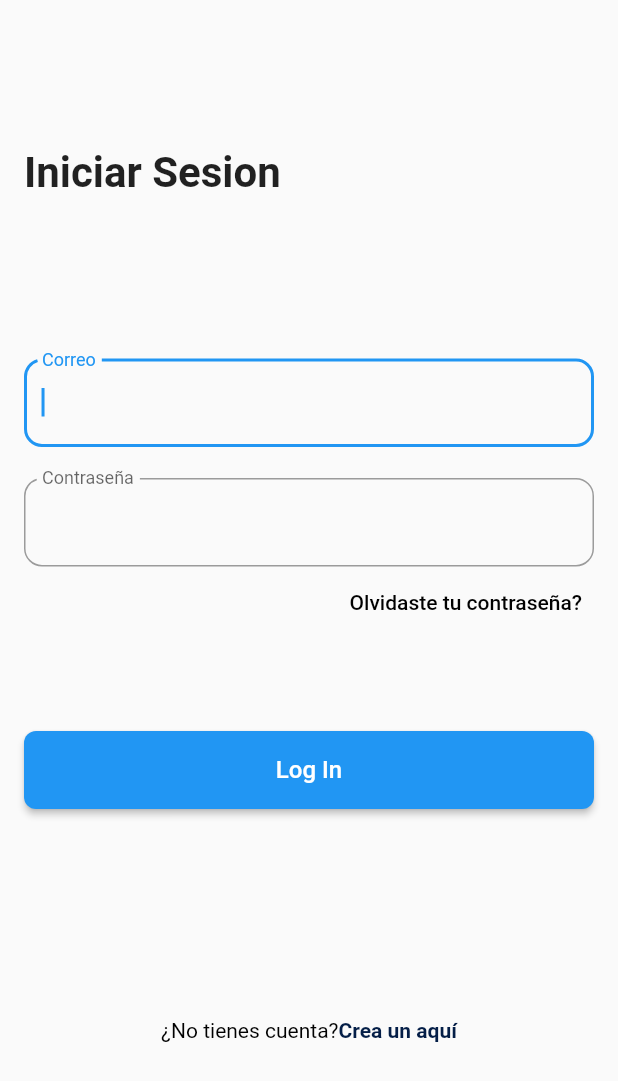
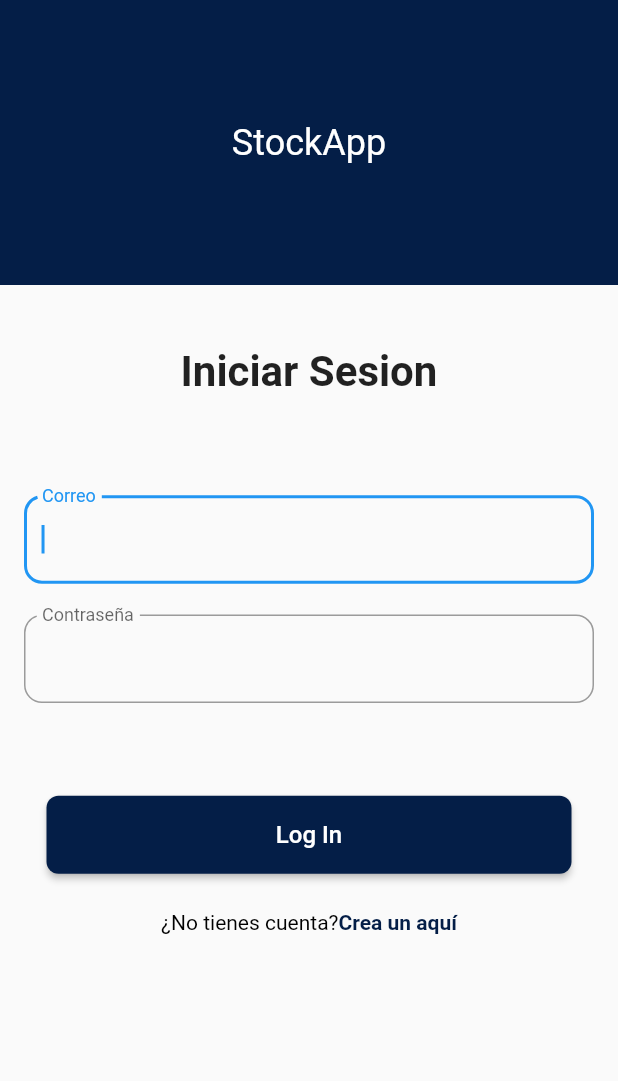
Before and after one commit to SyntexNic/stock_app, a Flutter app: the Login screen opened directly, on a phone screen of 412 x 824 dp. Shown: the top 1081 px of the screen. Run offline on Flutter 3.47's test engine with Material 2 defaults, Android fonts, the phone set to English and light mode, and no system bars.

Commit message:
que dolor de huevo el padding

```diff
--- a/lib/main.dart
+++ b/lib/main.dart
@@ -14,7 +14,8 @@ class MyApp extends StatelessWidget {
   @override
   Widget build(BuildContext context) {
     return const MaterialApp(
-        debugShowCheckedModeBanner: false,
-        home: HomePage());
+      debugShowCheckedModeBanner: false,
+      home: Login(),
+    );
   }
 }
--- a/lib/ui/pages/login/login_page.dart
+++ b/lib/ui/pages/login/login_page.dart
@@ -1,3 +1,4 @@
+import 'package:stock_app/constants/Theme.dart';
 import 'package:stock_app/ui/pages/register/register_page.dart';
 import 'package:flutter/material.dart';
 
@@ -70,11 +71,32 @@ class _Login extends State<Login> {
     double screenHeight = MediaQuery.of(context).size.height;
 
     return Scaffold(
-      body: Padding(
+      body: ListView(
+        children: [
+          Container(
+            color: ColorsApp.primary,
+            width: 400,
+            height: 190,
+            child: const Column(
+              mainAxisAlignment: MainAxisAlignment.center,
+              children: [
+                Center(
+                  child: Text(
+                    "StockApp",
+                    style: TextStyle(color: ColorsApp.white, fontSize: 24),
+                  ),
+                ),
+              ],
+            ),
+          ),
+          Container(
             padding: const EdgeInsets.symmetric(horizontal: 16),
-        child: ListView(
+            child: Column(
+              //mainAxisAlignment: MainAxisAlignment.start,
+
               children: [
-            SizedBox(height: screenHeight * .12),
+                SizedBox(height: screenHeight * .05),
+                //padding: EdgeInsets.symmetric(horizontal: 50),
                 const Text(
                   'Iniciar Sesion',
                   style: TextStyle(
@@ -83,7 +105,7 @@ class _Login extends State<Login> {
                   ),
                 ),
                 SizedBox(height: screenHeight * .01),
-            SizedBox(height: screenHeight * .12),
+                SizedBox(height: screenHeight * .07),
                 InputField(
                   onChanged: (value) {
                     setState(() {
@@ -109,18 +131,6 @@ class _Login extends State<Login> {
                   obscureText: true,
                   textInputAction: TextInputAction.next,
                 ),
-            Align(
-              alignment: Alignment.centerRight,
-              child: TextButton(
-                onPressed: () {},
-                child: const Text(
-                  'Olvidaste tu contraseña?',
-                  style: TextStyle(
-                    color: Colors.black,
-                  ),
-                ),
-              ),
-            ),
                 SizedBox(
                   height: screenHeight * .075,
                 ),
@@ -129,7 +139,7 @@ class _Login extends State<Login> {
                   onPressed: submit,
                 ),
                 SizedBox(
-              height: screenHeight * .15,
+                  height: screenHeight * .01,
                 ),
                 TextButton(
                   onPressed: () => Navigator.push(
@@ -146,7 +156,7 @@ class _Login extends State<Login> {
                         TextSpan(
                           text: 'Crea un aquí',
                           style: TextStyle(
-                        color: Color.fromARGB(255, 4, 30, 71),
+                            color: ColorsApp.primary,
                             fontWeight: FontWeight.bold,
                           ),
                         ),
@@ -156,6 +166,8 @@ class _Login extends State<Login> {
                 )
               ],
             ),
+          )
+        ],
       ),
     );
   }
@@ -174,6 +186,8 @@ class FormButton extends StatelessWidget {
     return ElevatedButton(
       onPressed: onPressed as void Function()?,
       style: ElevatedButton.styleFrom(
+        fixedSize: Size.fromWidth(350),
+        backgroundColor: ColorsApp.primary,
         padding: EdgeInsets.symmetric(vertical: screenHeight * .02),
         shape: RoundedRectangleBorder(
           borderRadius: BorderRadius.circular(8),
@@ -218,13 +232,16 @@ class InputField extends StatelessWidget {
       textInputAction: textInputAction,
       obscureText: obscureText,
       decoration: InputDecoration(
+          hoverColor: ColorsApp.primary,
+          fillColor: ColorsApp.primary,
+          focusColor: ColorsApp.primary,
           labelText: labelText,
           errorText: errorText,
           floatingLabelBehavior: FloatingLabelBehavior.always,
           border: OutlineInputBorder(
             borderRadius: BorderRadius.circular(12),
           ),
-      ),
+          iconColor: ColorsApp.primary),
     );
   }
 }
```
Also changed, not shown: lib/ui/pages/register/register_page.dart (+36 -12 lines). Lines whose indentation alone changed are shown as unchanged.
